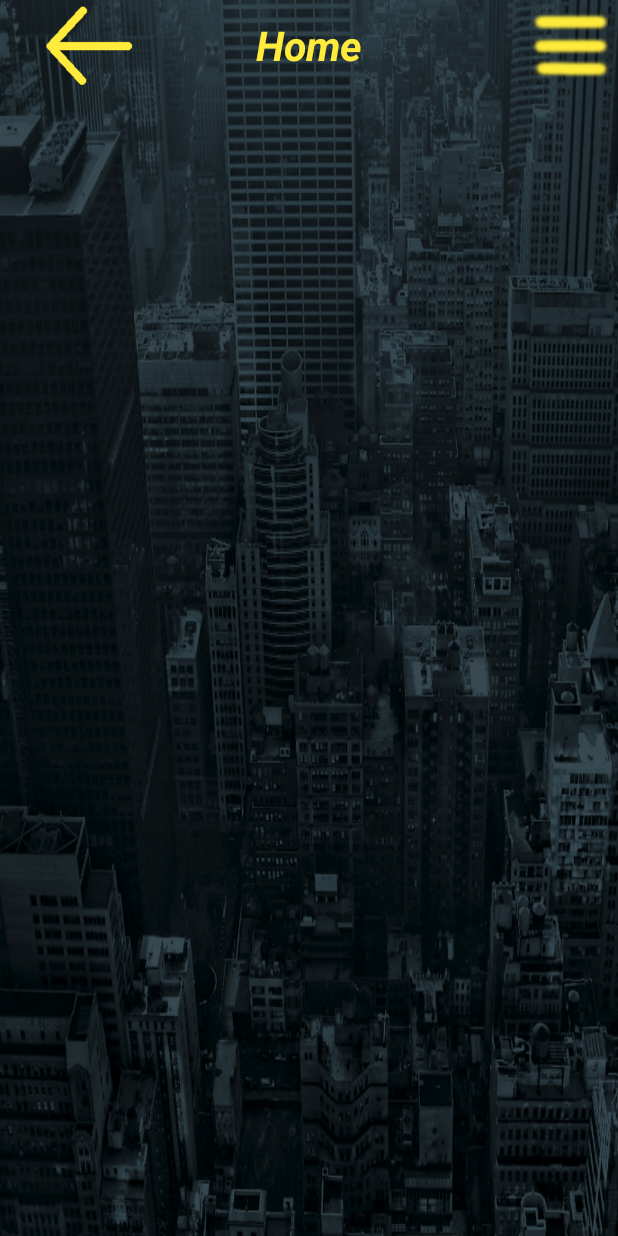
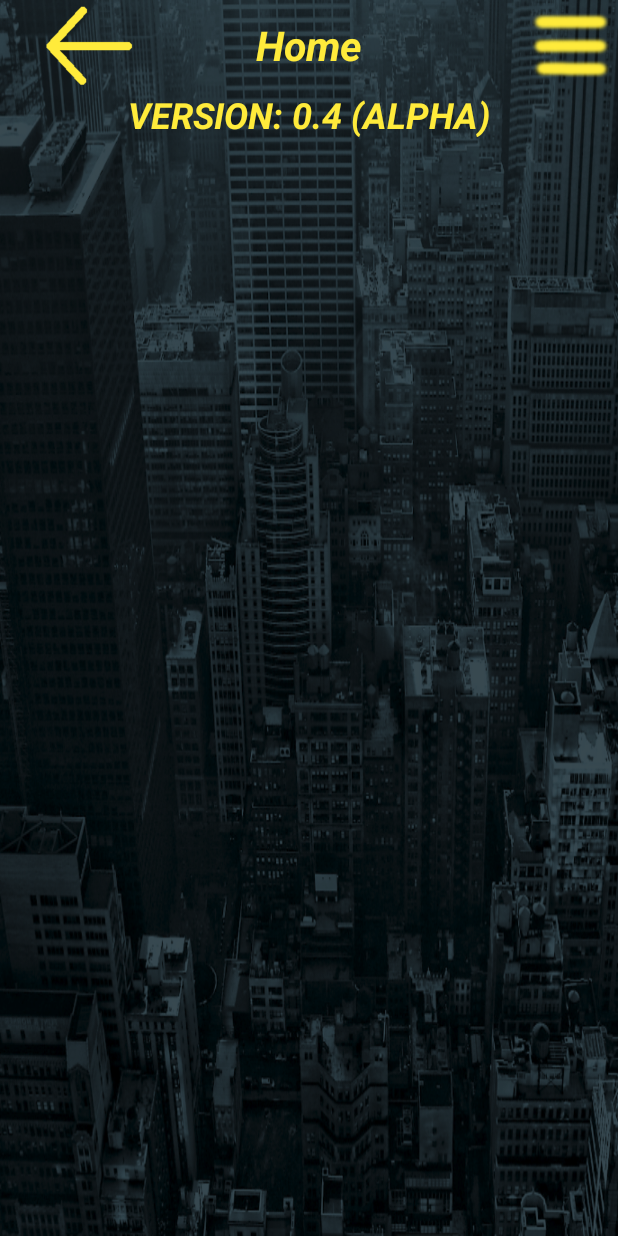
Before and after one commit to CodecoolBP20161/advanced-module-neightbro-taxi, an Android app: the MainActivity screen opened directly, with no data from a screen before it, on a phone screen of 412 x 824 dp. Run offline under Robolectric (Android 15) with nearby library versions, the phone set to English and light mode, and no system bars.

Commit message:
TAXI-132 right app version visible on the Home

```diff
--- a/android/app/src/main/java/com/codecool/android/neightbrotaxi/view/MainActivity.java
+++ b/android/app/src/main/java/com/codecool/android/neightbrotaxi/view/MainActivity.java
@@ -56,6 +56,7 @@ public class MainActivity extends AppCompatActivity {
             finish();
         }
         mMainLayout.setVisibility(View.INVISIBLE);
+        mVersion.setVisibility(View.VISIBLE);
         mTitle.setText(format(getResources().getString(R.string.title), "Home"));
     }
 
@@ -145,6 +146,7 @@ public class MainActivity extends AppCompatActivity {
     protected void onResume() {
         super.onResume();
         Log.i(TAG, "ACTIVITY RESUMED!");
+        mVersion.setVisibility(View.VISIBLE);
     }
 
     @Override
--- a/android/app/src/main/res/layout/activity_main.xml
+++ b/android/app/src/main/res/layout/activity_main.xml
@@ -74,6 +74,19 @@
         android:contentDescription="@string/note_menu"
         android:layout_alignStart="@+id/ic_menu"    -->
 
+    <TextView
+        android:id="@+id/versionTextView"
+        android:layout_width="match_parent"
+        android:layout_height="wrap_content"
+        android:layout_alignParentStart="true"
+        android:layout_below="@+id/ic_back"
+        android:gravity="center"
+        android:text="@string/version"
+        android:textColor="@color/colorPrimary"
+        android:textSize="24sp"
+        android:textStyle="bold|italic"
+        android:visibility="visible" />
+
     <RelativeLayout
         android:id="@+id/main_layout"
         android:layout_width="match_parent"
@@ -81,19 +94,6 @@
         android:layout_below="@+id/ic_menu"
         android:visibility="invisible"
         >
-
-        <TextView
-            android:id="@+id/versionTextView"
-            android:layout_width="match_parent"
-            android:layout_height="wrap_content"
-            android:layout_below="@+id/userName"
-            android:layout_centerHorizontal="true"
-            android:gravity="center"
-            android:text="@string/version"
-            android:textColor="@color/colorPrimary"
-            android:textSize="24sp"
-            android:textStyle="bold"
-            android:visibility="visible" />
 
         <ImageView
             android:layout_width="wrap_content"
```
